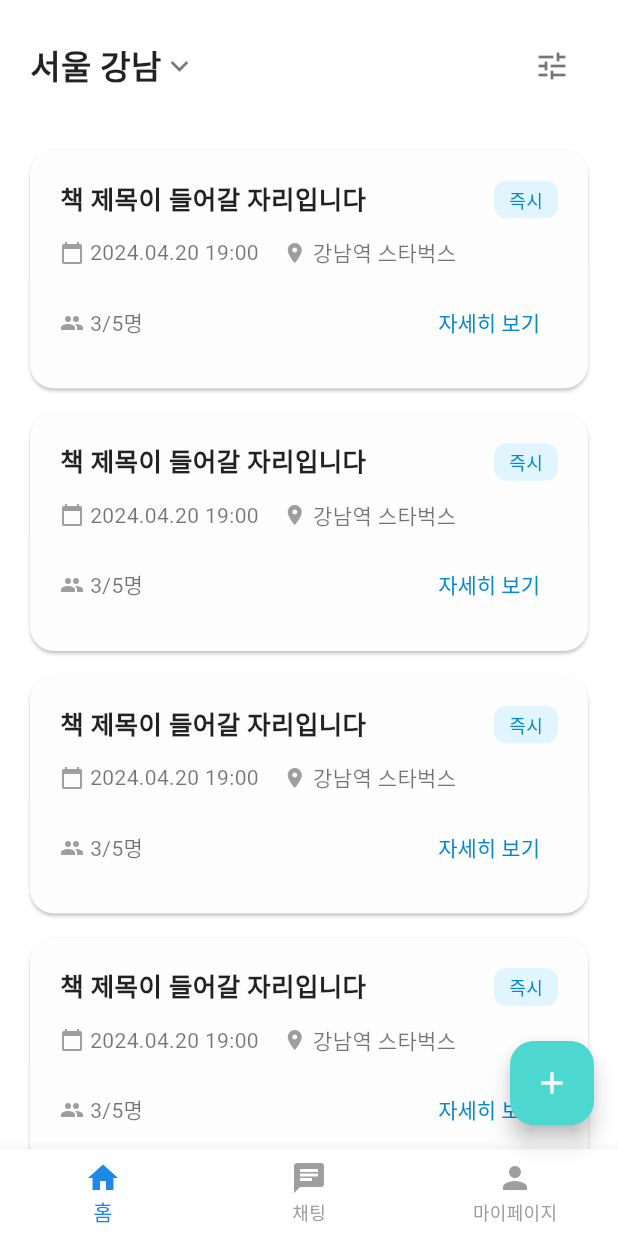
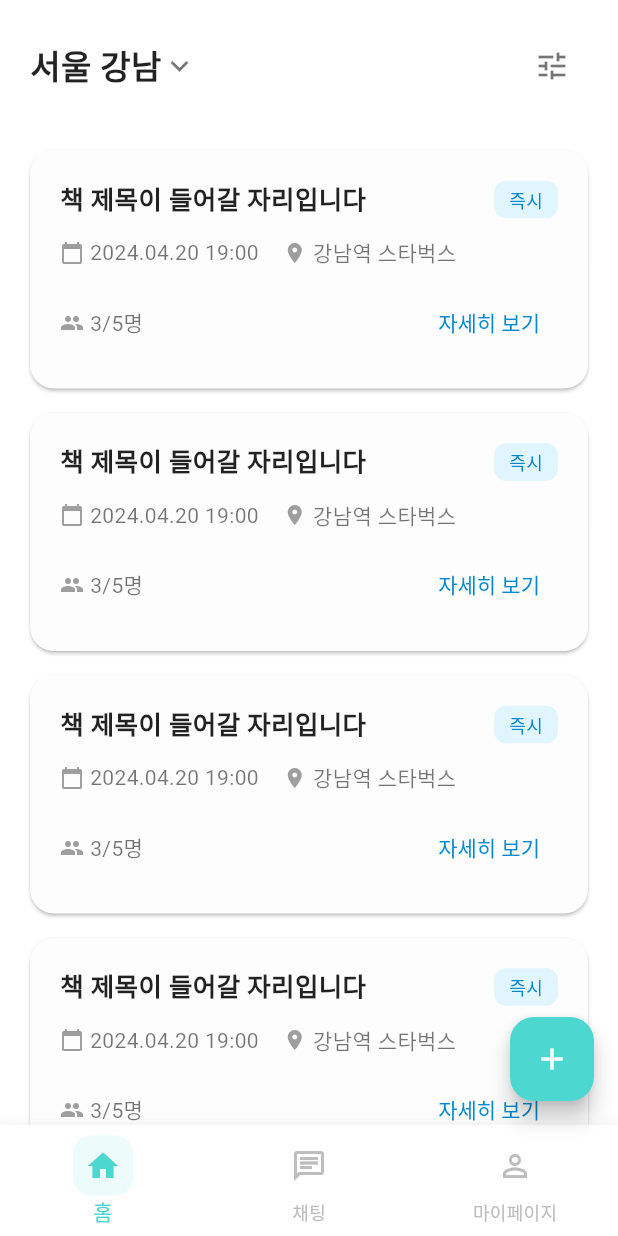
Before and after one commit to gwon7210/bookclub_app, a Flutter app: the HomeScreen screen opened by its route, on a phone screen of 412 x 824 dp. Run offline on Flutter 3.47's test engine with Material 3 defaults, Android fonts, the phone set to English and light mode, and no system bars.

Commit message:
Chagne Design

```diff
--- a/lib/screens/home/home_screen.dart
+++ b/lib/screens/home/home_screen.dart
@@ -48,22 +48,96 @@ class _HomeScreenState extends State<HomeScreen> {
               child: const Icon(Icons.add, color: Colors.white),
             )
           : null,
-      bottomNavigationBar: BottomNavigationBar(
+      bottomNavigationBar: Container(
+        decoration: BoxDecoration(
+          color: Colors.white,
+          boxShadow: [
+            BoxShadow(
+              color: Colors.grey.withOpacity(0.1),
+              spreadRadius: 1,
+              blurRadius: 4,
+              offset: const Offset(0, -2),
+            ),
+          ],
+        ),
+        child: BottomNavigationBar(
           currentIndex: _selectedIndex,
-        selectedItemColor: const Color(0xFF1E88E5), // 파란 포인트
-        unselectedItemColor: Colors.grey,
+          selectedItemColor: const Color(0xFF4CD7D0),
+          unselectedItemColor: Colors.grey[400],
           backgroundColor: Colors.white,
           type: BottomNavigationBarType.fixed,
+          elevation: 0,
           onTap: (index) {
             setState(() {
               _selectedIndex = index;
             });
           },
-        items: const [
-          BottomNavigationBarItem(icon: Icon(Icons.home), label: '홈'),
-          BottomNavigationBarItem(icon: Icon(Icons.chat), label: '채팅'),
-          BottomNavigationBarItem(icon: Icon(Icons.person), label: '마이페이지'),
+          items: [
+            BottomNavigationBarItem(
+              icon: Container(
+                padding: const EdgeInsets.all(8),
+                decoration: BoxDecoration(
+                  color: _selectedIndex == 0
+                      ? const Color(0xFF4CD7D0).withOpacity(0.1)
+                      : Colors.transparent,
+                  borderRadius: BorderRadius.circular(12),
+                ),
+                child: const Icon(Icons.home_outlined),
+              ),
+              activeIcon: Container(
+                padding: const EdgeInsets.all(8),
+                decoration: BoxDecoration(
+                  color: const Color(0xFF4CD7D0).withOpacity(0.1),
+                  borderRadius: BorderRadius.circular(12),
+                ),
+                child: const Icon(Icons.home),
+              ),
+              label: '홈',
+            ),
+            BottomNavigationBarItem(
+              icon: Container(
+                padding: const EdgeInsets.all(8),
+                decoration: BoxDecoration(
+                  color: _selectedIndex == 1
+                      ? const Color(0xFF4CD7D0).withOpacity(0.1)
+                      : Colors.transparent,
+                  borderRadius: BorderRadius.circular(12),
+                ),
+                child: const Icon(Icons.chat_outlined),
+              ),
+              activeIcon: Container(
+                padding: const EdgeInsets.all(8),
+                decoration: BoxDecoration(
+                  color: const Color(0xFF4CD7D0).withOpacity(0.1),
+                  borderRadius: BorderRadius.circular(12),
+                ),
+                child: const Icon(Icons.chat),
+              ),
+              label: '채팅',
+            ),
+            BottomNavigationBarItem(
+              icon: Container(
+                padding: const EdgeInsets.all(8),
+                decoration: BoxDecoration(
+                  color: _selectedIndex == 2
+                      ? const Color(0xFF4CD7D0).withOpacity(0.1)
+                      : Colors.transparent,
+                  borderRadius: BorderRadius.circular(12),
+                ),
+                child: const Icon(Icons.person_outline),
+              ),
+              activeIcon: Container(
+                padding: const EdgeInsets.all(8),
+                decoration: BoxDecoration(
+                  color: const Color(0xFF4CD7D0).withOpacity(0.1),
+                  borderRadius: BorderRadius.circular(12),
+                ),
+                child: const Icon(Icons.person),
+              ),
+              label: '마이페이지',
+            ),
           ],
+        ),
       ),
     );
   }
```
Lines whose indentation alone changed are shown as unchanged.
